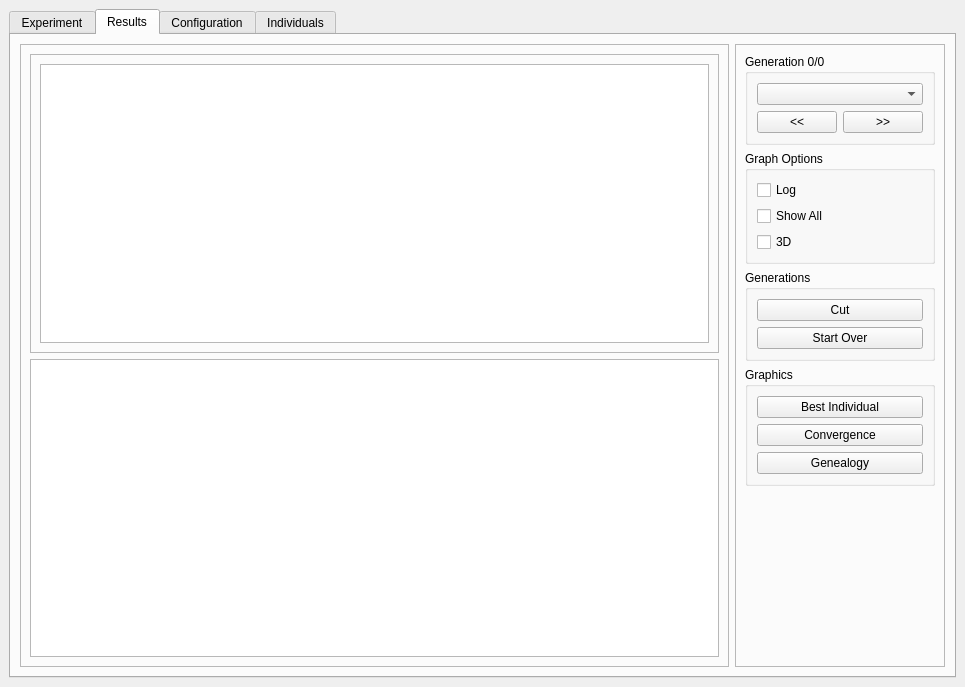
This is MLC/GUI/Autogenerated/mlc_qtcreator/experiment.ui in MachineLearningControl/OpenMLC-Python as Qt 5 draws it before an edit. The edited form follows.
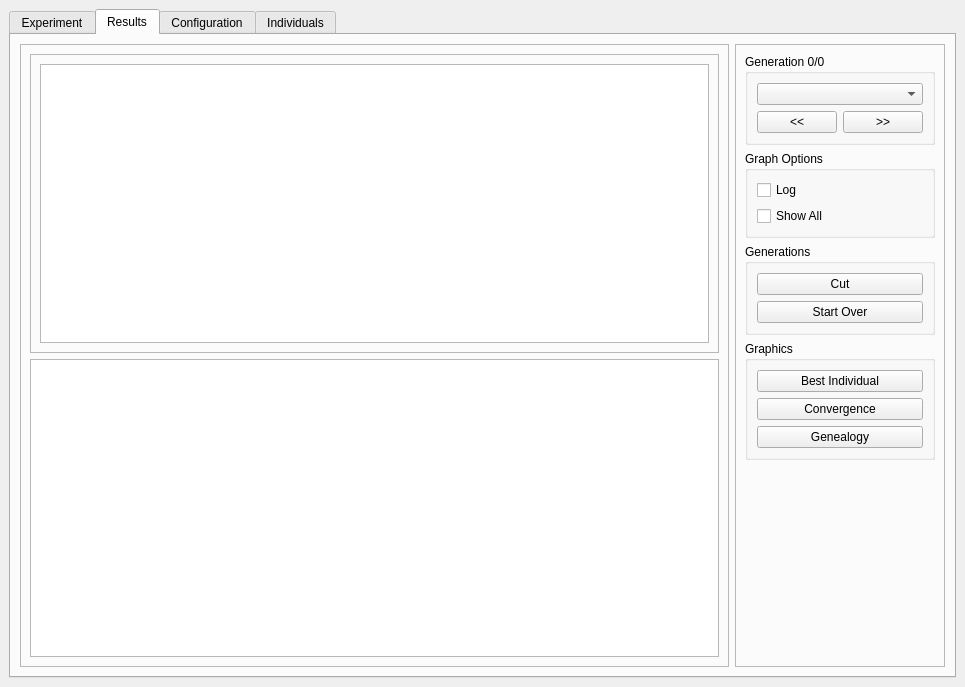
This is the edited form. The open tabs and pages were chosen to show the change.

What changed in the file:
```diff
--- a/MLC/GUI/Autogenerated/mlc_qtcreator/experiment.ui
+++ b/MLC/GUI/Autogenerated/mlc_qtcreator/experiment.ui
@@ -545,13 +545,6 @@
                 </property>
                </widget>
               </item>
-              <item>
-               <widget class="QCheckBox" name="dimension_check">
-                <property name="text">
-                 <string>3D</string>
-                </property>
-               </widget>
-              </item>
              </layout>
             </widget>
            </item>
```
Left out of the diff: 17 changed lines with no effect on the pictures.
